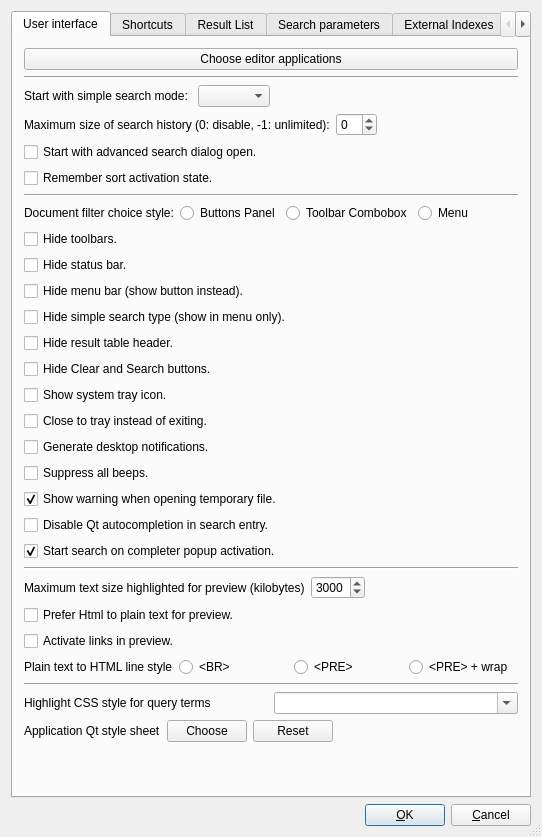
Before: the Qt Designer form src/qtgui/uiprefs.ui in alberti42/recoll-macos, drawn with Qt 5.
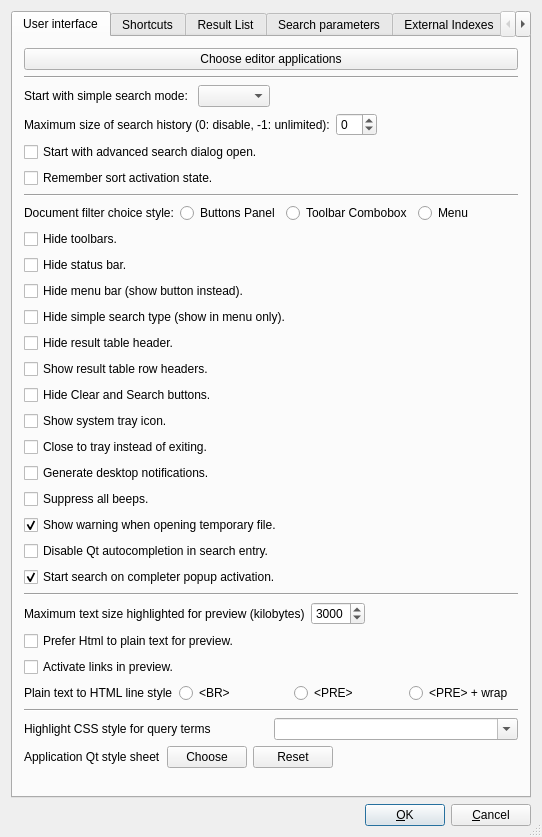
After: the same form once the commit is applied.

Commit message: gui: add preference to show row headers in result table

What changed in the file:
```diff
--- a/src/qtgui/uiprefs.ui
+++ b/src/qtgui/uiprefs.ui
@@ -238,6 +238,16 @@
          </property>
         </widget>
        </item>
+       <item>
+        <widget class="QCheckBox" name="showResTableVHeaderCB">
+         <property name="text">
+          <string>Show result table row headers.</string>
+         </property>
+         <property name="checked">
+          <bool>false</bool>
+         </property>
+        </widget>
+       </item>
        <item>
         <widget class="QCheckBox" name="noClearSearchCB">
          <property name="text">
```
The commit also changes 5 other files.
